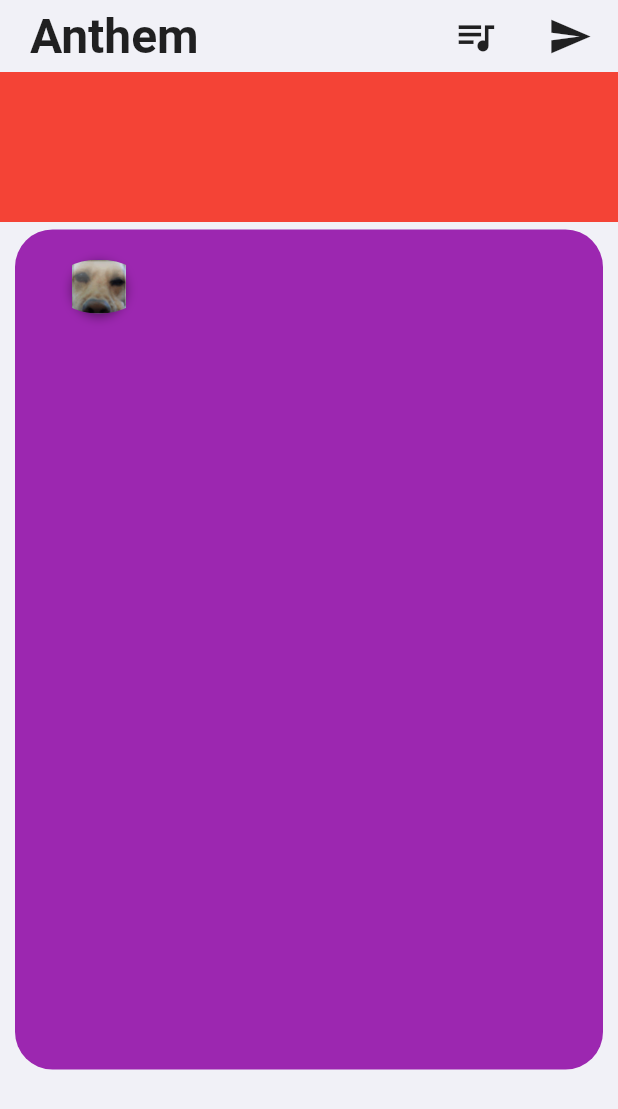
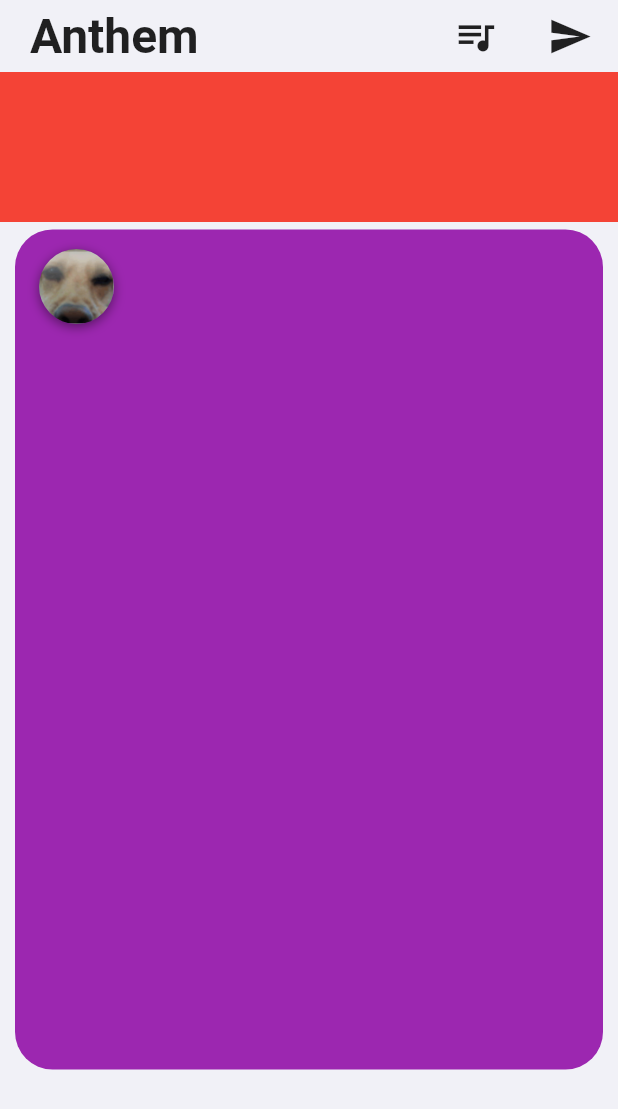
Before and after one commit to npro1001/cop4331-large-project, a Flutter app: the Feed screen opened by its route, on a phone screen of 412 x 824 dp. Shown: the top 1109 px of the screen. Run offline on Flutter 3.47's test engine with Material 2 defaults, Android fonts, the phone set to English and light mode, and no system bars; our stand-ins replace bloc, equatable, flutter_bloc, flutter_riverpod, flutter_secure_storage, just_audio; accounts and stored records are empty.

Commit message:
post pfp

```diff
--- a/anthem_flutter_app/lib/presentation/screens/feed.dart
+++ b/anthem_flutter_app/lib/presentation/screens/feed.dart
@@ -65,9 +65,8 @@
                       children: <Widget>[
                         ListTile(
                           leading: Container(
-                            margin: EdgeInsets.all(10),
-                            width: 60,
-                            height: 60,
+                            width: 50,
+                            height: 50,
                             decoration: BoxDecoration(
                               shape: BoxShape.circle,
                               boxShadow: [
@@ -81,10 +80,11 @@
                             child: CircleAvatar(
                               child: ClipOval(
                                   child: Image(
-                                height: 60,
-                                width: 60,
+                                height: 50,
+                                width: 50,
                                 image: AssetImage(
                                     "assets/lib/dogpfp.png"), //USER PFP
+                                fit: BoxFit.cover,
                               )),
                             ),
                           ),
```
